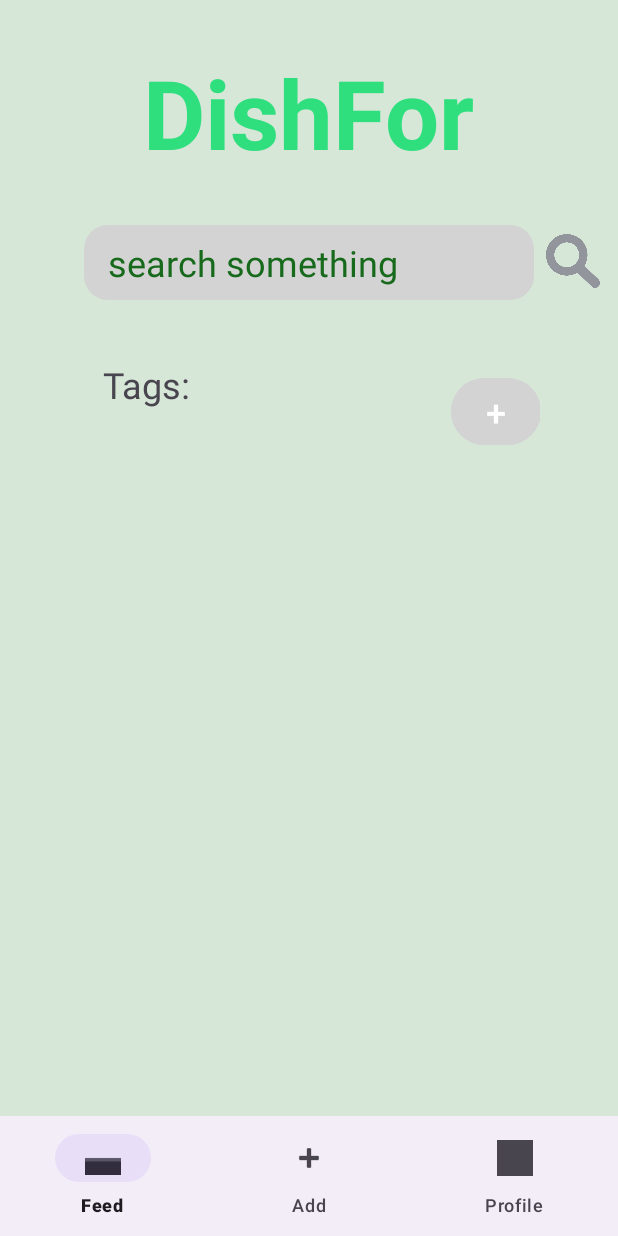
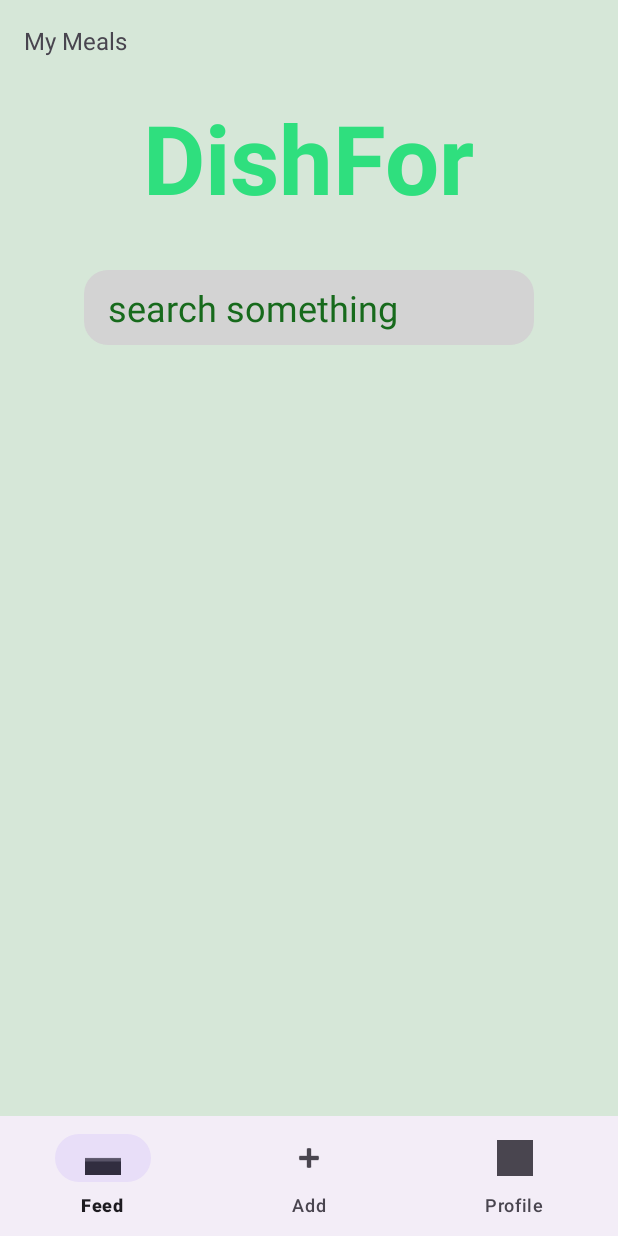
Before and after one commit to hod25/Cellular-Project, an Android app: the FeedFragment screen opened directly, with no data from a screen before it, on a phone screen of 412 x 824 dp. Run offline under Robolectric (Android 15) with nearby library versions, the phone set to English and light mode, and no system bars; our stand-ins replace Firebase (no records; nobody signed in at launch, a user with empty details on screens opened directly), navigation-ui; libraries missing offline, so code that uses them is left out: com.google.ai.client; 1 statement that could not run was skipped.

Commit message:
my meals

```diff
--- a/app/build.gradle.kts
+++ b/app/build.gradle.kts
@@ -85,6 +85,8 @@ dependencies {
     //kapt(libs.androidx.room.compiler)
     implementation(libs.androidx.room.ktx)
 
+    implementation(libs.cloudinary.android)
+
     implementation(libs.androidx.navigation.fragment.ktx)
     implementation(libs.androidx.navigation.ui)
 
--- a/app/src/main/java/com/example/myapplication/FeedFragment.kt
+++ b/app/src/main/java/com/example/myapplication/FeedFragment.kt
@@ -1,5 +1,6 @@
 package com.example.myapplication
 
+import android.annotation.SuppressLint
 import android.os.Bundle
 import android.util.Log
 import android.view.LayoutInflater
@@ -7,19 +8,24 @@ import android.view.View
 import android.view.ViewGroup
 import android.widget.EditText
 import android.widget.ListView
+import android.widget.TextView
 import androidx.core.widget.addTextChangedListener
 import androidx.fragment.app.Fragment
 import androidx.lifecycle.ViewModelProvider
 import com.example.myapplication.Adapter.FeedAdapter
 import com.example.myapplication.model.RecipeViewModel
+import com.example.myapplication.model.UserViewModel
 
 class FeedFragment : Fragment() {
     private lateinit var viewModel: RecipeViewModel
+    private lateinit var userViewModel: UserViewModel
     private lateinit var listView: ListView
     private lateinit var adapter: FeedAdapter
     private lateinit var searchLine: EditText
+    private lateinit var myMeals: TextView
 
 
+    @SuppressLint("MissingInflatedId")
     override fun onCreateView(
         inflater: LayoutInflater, container: ViewGroup?, savedInstanceState: Bundle?
     ): View {
@@ -28,32 +34,34 @@ class FeedFragment : Fragment() {
         listView = view.findViewById(R.id.recipes)
         viewModel = ViewModelProvider(this).get(RecipeViewModel::class.java)
 
-        adapter = FeedAdapter(requireContext(), emptyList(), childFragmentManager)
+        adapter = FeedAdapter(requireContext(), emptyList())
         listView.adapter = adapter
         searchLine = view.findViewById(R.id.searchLine)
         searchLine.addTextChangedListener { charSequence ->
             viewModel.searchRecipes(charSequence.toString())
         }
 
-        // האזנה לתוצאות כדי לוודא עדכון של הרשימה כשחוזרים אחורה
-        parentFragmentManager.setFragmentResultListener("refreshFeed", this) { _, _ ->
-            refreshFeed()
-        }
+        myMeals = view.findViewById(R.id.myMeals)
+        userViewModel = ViewModelProvider(this).get(UserViewModel::class.java)
+
         return view
     }
 
     override fun onViewCreated(view: View, savedInstanceState: Bundle?) {
         super.onViewCreated(view, savedInstanceState)
+        // האזנה לתוצאות כדי לוודא עדכון של הרשימה כשחוזרים אחורה
+        parentFragmentManager.setFragmentResultListener("refreshFeed", this) { _, _ ->
+            refreshFeed()
+        }
+        viewModel.fetchRecipes() // שליפה מחדש מה-ViewModel
         refreshFeed()
+        myMeals.setOnClickListener {
+            userViewModel.userId.value?.let { it1 -> viewModel.fetchMyRecipes(it1) }
+            userViewModel.userId.value?.let { it1 -> Log.d("uid", it1) }
+        }
     }
 
-    /*override fun onResume() {
-        super.onResume()
-        refreshFeed()
-    }*/
-
     private fun refreshFeed() {
-        viewModel.fetchRecipes() // שליפה מחדש מה-ViewModel
         viewModel.recipes.observe(viewLifecycleOwner) { recipes ->
             // פעולות ברגע שמגיעים נתונים חדשים
             val recipePreviews = recipes?.let { viewModel.castRecipeToPreview(it) }
--- a/app/src/main/res/layout/fragment_feed.xml
+++ b/app/src/main/res/layout/fragment_feed.xml
@@ -26,7 +26,7 @@
         android:layout_width="wrap_content"
         android:layout_height="wrap_content"
         android:layout_gravity="center"
-        android:layout_marginTop="32dp"
+        android:layout_marginTop="24dp"
         android:minHeight="48dp"
         android:text="@string/dish_for"
         android:textColor="@color/title"
@@ -34,42 +34,28 @@
         android:textStyle="bold"
         app:layout_constraintEnd_toEndOf="parent"
         app:layout_constraintStart_toStartOf="parent"
-        app:layout_constraintTop_toTopOf="parent" />
-
-    <androidx.fragment.app.FragmentContainerView
-        android:id="@+id/tagSearch"
-        android:name="com.example.myapplication.TagFragment"
-        android:layout_width="wrap_content"
-        android:layout_height="wrap_content"
-        android:layout_marginStart="8dp"
-        android:layout_marginTop="24dp"
-        android:layout_marginEnd="16dp"
-        android:maxWidth="300dp"
-        android:paddingLeft="72dp"
-        android:paddingRight="48dp"
-        app:layout_constraintEnd_toEndOf="parent"
-        app:layout_constraintStart_toStartOf="parent"
-        app:layout_constraintTop_toBottomOf="@+id/searchLine" />
-
-    <ImageView
-        android:id="@+id/searchButton"
-        android:layout_width="36dp"
-        android:layout_height="40dp"
-        android:layout_marginStart="8dp"
-        android:layout_marginTop="4dp"
-        app:layout_constraintStart_toEndOf="@+id/searchLine"
-        app:layout_constraintTop_toTopOf="@+id/searchLine"
-        app:srcCompat="@drawable/glass" />
+        app:layout_constraintTop_toBottomOf="@+id/myMeals" />
 
     <ListView
         android:id="@+id/recipes"
         android:layout_width="match_parent"
         android:layout_height="wrap_content"
         android:layout_marginStart="32dp"
-        android:layout_marginTop="64dp"
+        android:layout_marginTop="32dp"
         android:layout_marginEnd="24dp"
         app:layout_constraintEnd_toEndOf="parent"
         app:layout_constraintStart_toStartOf="parent"
-        app:layout_constraintTop_toBottomOf="@+id/tagSearch" />
+        app:layout_constraintTop_toBottomOf="@+id/searchLine" />
+
+    <TextView
+        android:id="@+id/myMeals"
+        android:layout_width="wrap_content"
+        android:layout_height="wrap_content"
+        android:layout_marginStart="16dp"
+        android:layout_marginTop="16dp"
+        android:text="My Meals"
+        android:textSize="16sp"
+        app:layout_constraintStart_toStartOf="parent"
+        app:layout_constraintTop_toTopOf="parent" />
 
 </androidx.constraintlayout.widget.ConstraintLayout>
--- a/app/src/main/res/navigation/nav_graph.xml
+++ b/app/src/main/res/navigation/nav_graph.xml
@@ -66,7 +66,11 @@
     <fragment
         android:id="@+id/EditRecipeFragment"
         android:name="com.example.myapplication.EditRecipeFragment"
-        android:label="EditRecipeFragment" />
+        android:label="EditRecipeFragment" >
+        <argument
+            android:name="recipeId"
+            app:argType="string" />
+    </fragment>
 
     <fragment
         android:id="@+id/editUserFragment"
@@ -81,6 +85,9 @@
             android:id="@+id/action_feedFragment_to_viewRecipeFragment"
             app:destination="@id/viewRecipeFragment" />
         <argument android:name="recipeId" />
+        <action
+            android:id="@+id/action_feedFragment_to_EditRecipeFragment"
+            app:destination="@id/EditRecipeFragment" />
     </fragment>
     <argument
         android:name="recipeId"
```
Also changed, not shown: app/src/main/java/com/example/myapplication/Adapter/FeedAdapter.kt (+21 -4 lines), app/src/main/java/com/example/myapplication/model/RecipeViewModel.kt (+25 -3 lines), app/src/main/java/com/example/myapplication/repository/RecipeRepository.kt (+39 -7 lines).
